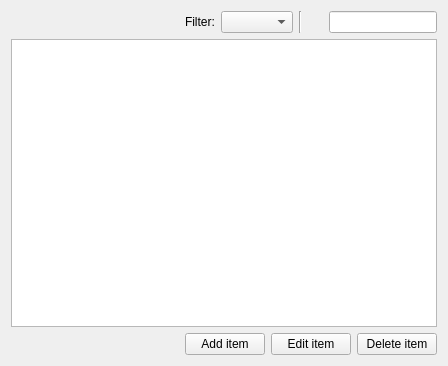
The window that GEMEditor/ui/src/StandardTab.ui (JuBra/GEMEditor) describes before a commit, drawn with Qt 5.
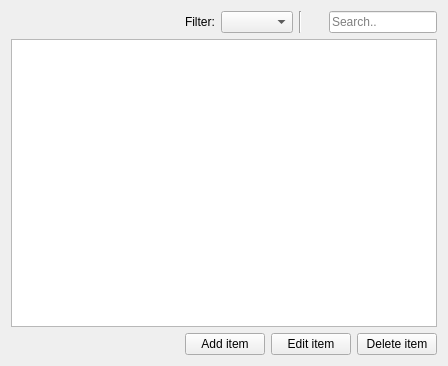
The same window after the commit. Icons and pictures are not drawn. Custom widgets are drawn as their Qt base class.

```diff
--- a/GEMEditor/ui/src/StandardTab.ui
+++ b/GEMEditor/ui/src/StandardTab.ui
@@ -72,13 +72,19 @@
       </widget>
      </item>
      <item>
-      <widget class="ButtonLineEdit" name="searchInput">
+      <widget class="QLineEdit" name="searchInput">
        <property name="sizePolicy">
         <sizepolicy hsizetype="Minimum" vsizetype="Fixed">
          <horstretch>0</horstretch>
          <verstretch>0</verstretch>
         </sizepolicy>
        </property>
+       <property name="placeholderText">
+        <string>Search..</string>
+       </property>
+       <property name="clearButtonEnabled">
+        <bool>true</bool>
+       </property>
       </widget>
      </item>
     </layout>
@@ -151,11 +157,6 @@
    <extends>QTableView</extends>
    <header>GEMEditor.widgets.views</header>
   </customwidget>
-  <customwidget>
-   <class>ButtonLineEdit</class>
-   <extends>QLineEdit</extends>
-   <header>GEMEditor.widgets.gui</header>
-  </customwidget>
  </customwidgets>
  <resources>
   <include location="../../icons/icons.qrc"/>
```
